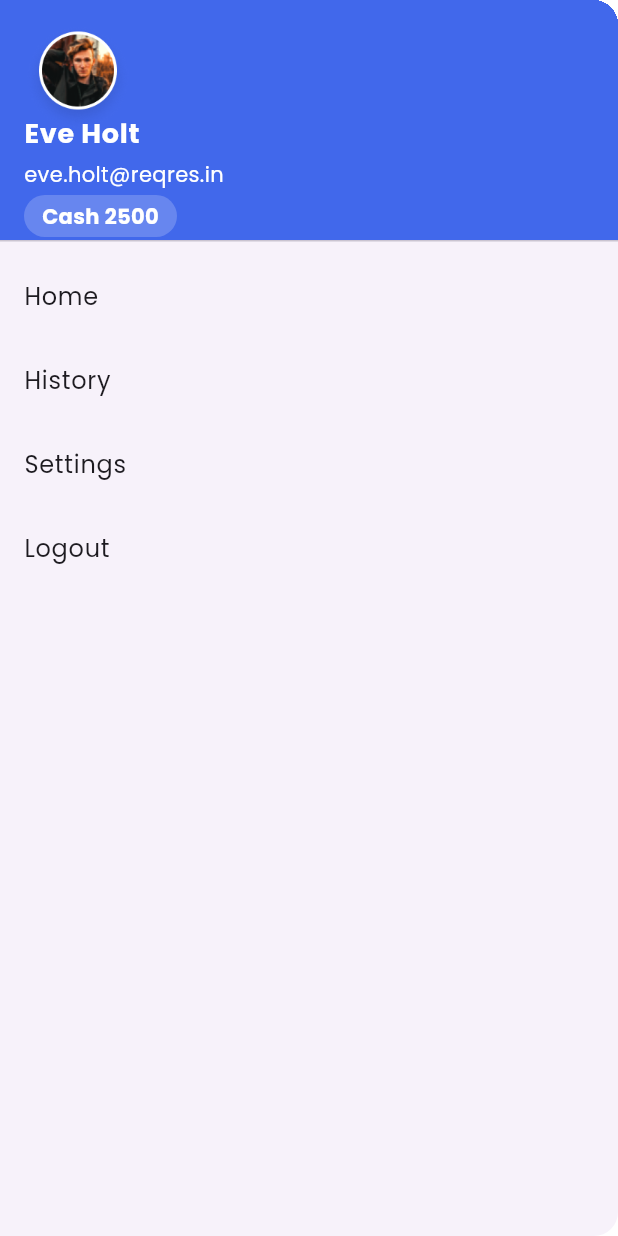
After one commit to inijones/Jvec-Ride-Hailing-App, a Flutter app: the CustomDrawer screen opened by its route, on a phone screen of 412 x 824 dp. The commit adds this screen. Run offline on Flutter 3.47's test engine with Material 3 defaults, Android fonts, the phone set to English and light mode, and no system bars; our stand-ins replace dio, flutter_map, geolocator, get, google_fonts, latlong2 and 1 more; missing offline and left inert: open_route_service.

Commit message:
side drawer

```diff
--- a/lib/main.dart
+++ b/lib/main.dart
@@ -8,6 +8,7 @@ import 'package:ride_hailing_app/screens/auth/signup_page.dart';
 import 'package:ride_hailing_app/screens/onboarding/location_page.dart';
 import 'package:ride_hailing_app/screens/onboarding/onboarding_page.dart';
 import 'package:ride_hailing_app/screens/onboarding/splash_page.dart';
+import 'package:ride_hailing_app/widgets/drawer.dart';
 
 void main() {
   runApp(const MyApp());
@@ -23,9 +24,11 @@ class MyApp extends StatelessWidget {
       initialRoute: '/splash',
       theme: ThemeData(
         textTheme: TextTheme(
-          headlineMedium: GoogleFonts.poppins(fontSize: 32, fontWeight: FontWeight.bold),
+          headlineMedium:
+              GoogleFonts.poppins(fontSize: 32, fontWeight: FontWeight.bold),
           bodyMedium: GoogleFonts.poppins(fontSize: 16),
-          displayMedium: GoogleFonts.poppins(fontSize: 18, fontWeight: FontWeight.w600),
+          displayMedium:
+              GoogleFonts.poppins(fontSize: 18, fontWeight: FontWeight.w600),
         ),
         primarySwatch: Colors.blue,
       ),
@@ -39,6 +42,7 @@ class MyApp extends StatelessWidget {
         GetPage(name: '/sign-up', page: () => SignUpPage()),
         // App Pages
         GetPage(name: '/home', page: () => const HomePage(userEmail: '')),
+        GetPage(name: '/drawer', page: () => const CustomDrawer()),
       ],
     );
   }
--- a/lib/screens/app/home_page.dart
+++ b/lib/screens/app/home_page.dart
@@ -8,8 +8,8 @@ class HomePage extends StatelessWidget {
 
   @override
   Widget build(BuildContext context) {
-    return const Scaffold(
-      body: Column(
+    return Scaffold(
+      body: const Column(
         mainAxisAlignment: MainAxisAlignment.center,
         children: [
           Expanded(
--- a/lib/screens/app/map_page.dart
+++ b/lib/screens/app/map_page.dart
@@ -8,7 +8,10 @@ import 'package:latlong2/latlong.dart';
 import 'package:ride_hailing_app/controllers/driver_controller.dart';
 import 'package:ride_hailing_app/screens/app/widgets/driver_modal.dart';
 import 'package:ride_hailing_app/services/location_service.dart';
+import 'package:ride_hailing_app/widgets/drawer.dart';
 import 'package:url_launcher/url_launcher.dart';
+
+import 'package:ride_hailing_app/screens/app/home_page.dart';
 
 class MapPage extends StatefulWidget {
   const MapPage({super.key});
@@ -166,10 +169,18 @@ class _MapPageState extends State<MapPage> {
           Positioned(
             top: 50,
             left: 10,
-            child: Image.asset(
-              "assets/user_avatar.png",
-              height: 60,
-              width: 60,
+            child: GestureDetector(
+              onDoubleTap: () => Get.to(
+                () => const CustomDrawer(),
+                transition: Transition.leftToRight,
+                duration: const Duration(milliseconds: 300),
+                curve: Curves.easeInOut,
+              ),
+              child: Image.asset(
+                "assets/user_avatar.png",
+                height: 60,
+                width: 60,
+              ),
             ),
           ),
 
@@ -243,3 +254,16 @@ class _MapPageState extends State<MapPage> {
     );
   }
 }
+
+/* GestureDetector(
+              onDoubleTap: () => Get.bottomSheet(
+                const CustomDrawer(),
+                isScrollControlled: true, // Makes it full screen if necessary
+                backgroundColor: Colors.white,
+              ),
+              child: Image.asset(
+                "assets/user_avatar.png",
+                height: 60,
+                width: 60,
+              ),
+            ), */
--- /dev/null
+++ b/lib/widgets/drawer.dart
@@ -0,0 +1,98 @@
+import 'package:flutter/material.dart';
+import 'package:google_fonts/google_fonts.dart';
+import 'package:get/get.dart'; // Import GetX
+
+class CustomDrawer extends StatelessWidget {
+  const CustomDrawer({super.key});
+
+  @override
+  Widget build(BuildContext context) {
+    return Drawer(
+      child: ListView(
+        padding: EdgeInsets.zero,
+        children: [
+          UserAccountsDrawerHeader(
+            decoration: const BoxDecoration(
+              color: Color(0xff4168EB), // Consistent background color
+            ),
+            accountName: Text(
+              'Eve Holt',
+              style: GoogleFonts.poppins(
+                fontSize: 18,
+                fontWeight: FontWeight.bold,
+                color: Colors.white,
+              ),
+            ),
+            accountEmail: Column(
+              crossAxisAlignment: CrossAxisAlignment.start,
+              mainAxisSize: MainAxisSize.min, // Prevent unnecessary expansion
+              children: [
+                Text(
+                  'eve.holt@reqres.in',
+                  style: GoogleFonts.poppins(
+                    fontSize: 14,
+                    color: Colors.white,
+                  ),
+                ),
+                const SizedBox(height: 4), // Adjust space
+                Container(
+                  padding:
+                      const EdgeInsets.symmetric(horizontal: 12, vertical: 4),
+                  decoration: BoxDecoration(
+                    color: Colors.white.withOpacity(0.2),
+                    borderRadius: BorderRadius.circular(20),
+                  ),
+                  child: Text(
+                    'Cash 2500',
+                    style: GoogleFonts.poppins(
+                      fontSize: 14,
+                      color: Colors.white,
+                      fontWeight: FontWeight.bold,
+                    ),
+                  ),
+                ),
+              ],
+            ),
+            currentAccountPicture: CircleAvatar(
+              backgroundColor:
+                  Colors.transparent, // Removes default border color
+              radius: 40, // Adjust size if necessary
+              child: ClipOval(
+                child: Image.asset(
+                  "assets/user_avatar.png",
+                  fit: BoxFit.cover,
+                  width: 80,
+                  height: 80,
+                ),
+              ),
+            ),
+          ),
+          ListTile(
+            title: Text('Home', style: GoogleFonts.poppins(fontSize: 16)),
+            onTap: () {
+              Get.toNamed('/home');
+            },
+          ),
+          ListTile(
+            title: Text('History', style: GoogleFonts.poppins(fontSize: 16)),
+            onTap: () {
+              Get.toNamed('/history');
+            },
+          ),
+          ListTile(
+            title: Text('Settings', style: GoogleFonts.poppins(fontSize: 16)),
+            onTap: () {
+              Get.toNamed('/settings');
+            },
+          ),
+          ListTile(
+            title: Text('Logout', style: GoogleFonts.poppins(fontSize: 16)),
+            onTap: () {
+              Get.offAllNamed('/login');
+            },
+          ),
+        ],
+      ),
+    );
+  }
+}
```
Also changed, not shown: lib/screens/app/history_page.dart (added).
